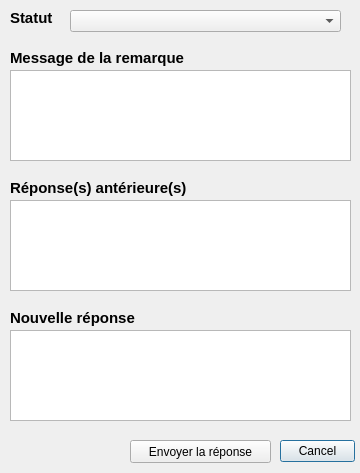
IGNF/espace-collaboratif-qgis-plugin, file FormRepondre_base.ui: the form before one commit.
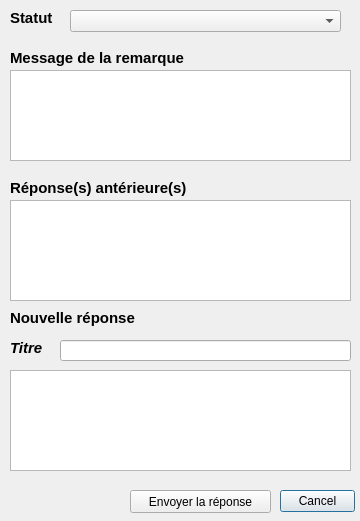
The form after the commit. Icons and pictures are not drawn.

What changed in the file:
```diff
--- a/FormRepondre_base.ui
+++ b/FormRepondre_base.ui
@@ -7,7 +7,7 @@
     <x>0</x>
     <y>0</y>
     <width>360</width>
-    <height>473</height>
+    <height>521</height>
    </rect>
   </property>
   <property name="windowTitle">
@@ -21,7 +21,7 @@
    <property name="geometry">
     <rect>
      <x>280</x>
-     <y>440</y>
+     <y>490</y>
      <width>75</width>
      <height>23</height>
     </rect>
@@ -40,7 +40,7 @@
    <property name="geometry">
     <rect>
      <x>130</x>
-     <y>440</y>
+     <y>490</y>
      <width>141</width>
      <height>23</height>
     </rect>
@@ -140,7 +140,7 @@
      <x>10</x>
      <y>200</y>
      <width>341</width>
-     <height>91</height>
+     <height>101</height>
     </rect>
    </property>
    <property name="font">
@@ -173,9 +173,9 @@
    <property name="geometry">
     <rect>
      <x>10</x>
-     <y>330</y>
+     <y>370</y>
      <width>341</width>
-     <height>91</height>
+     <height>101</height>
     </rect>
    </property>
    <property name="font">
@@ -187,6 +187,37 @@
     <bool>false</bool>
    </property>
   </widget>
+  <widget class="QLabel" name="lblTitre">
+   <property name="geometry">
+    <rect>
+     <x>10</x>
+     <y>340</y>
+     <width>51</width>
+     <height>16</height>
+    </rect>
+   </property>
+   <property name="font">
+    <font>
+     <pointsize>11</pointsize>
+     <weight>75</weight>
+     <italic>true</italic>
+     <bold>true</bold>
+    </font>
+   </property>
+   <property name="text">
+    <string>Titre</string>
+   </property>
+  </widget>
+  <widget class="QLineEdit" name="textTitre">
+   <property name="geometry">
+    <rect>
+     <x>60</x>
+     <y>340</y>
+     <width>291</width>
+     <height>21</height>
+    </rect>
+   </property>
+  </widget>
  </widget>
  <resources/>
  <connections>
```
